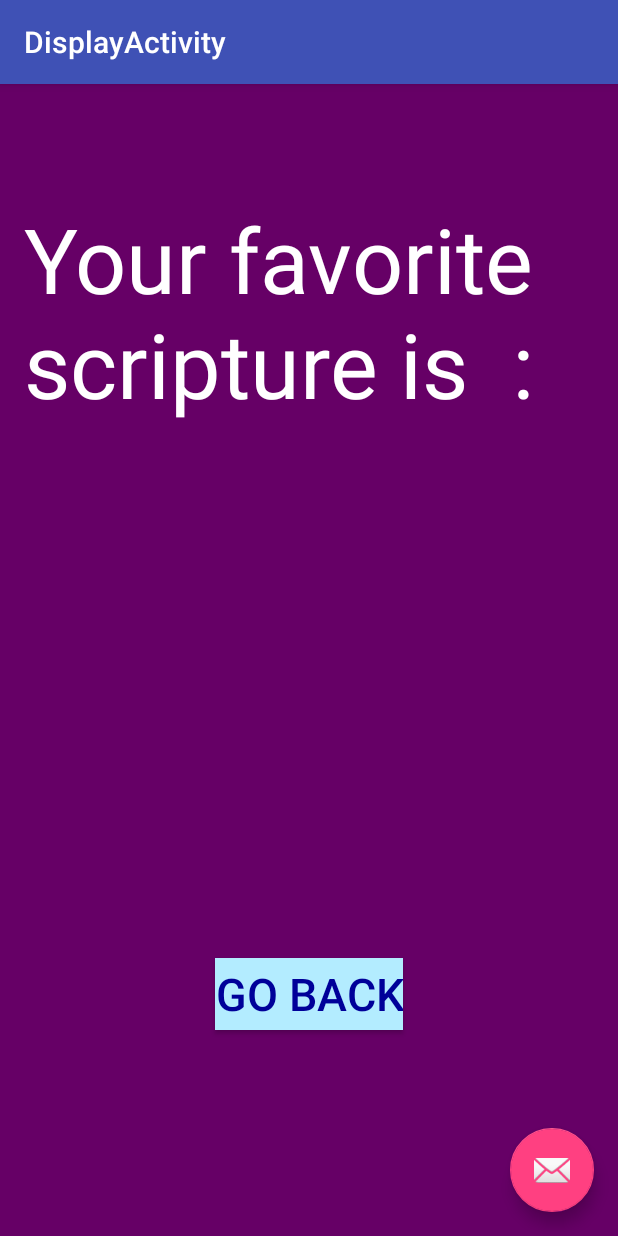
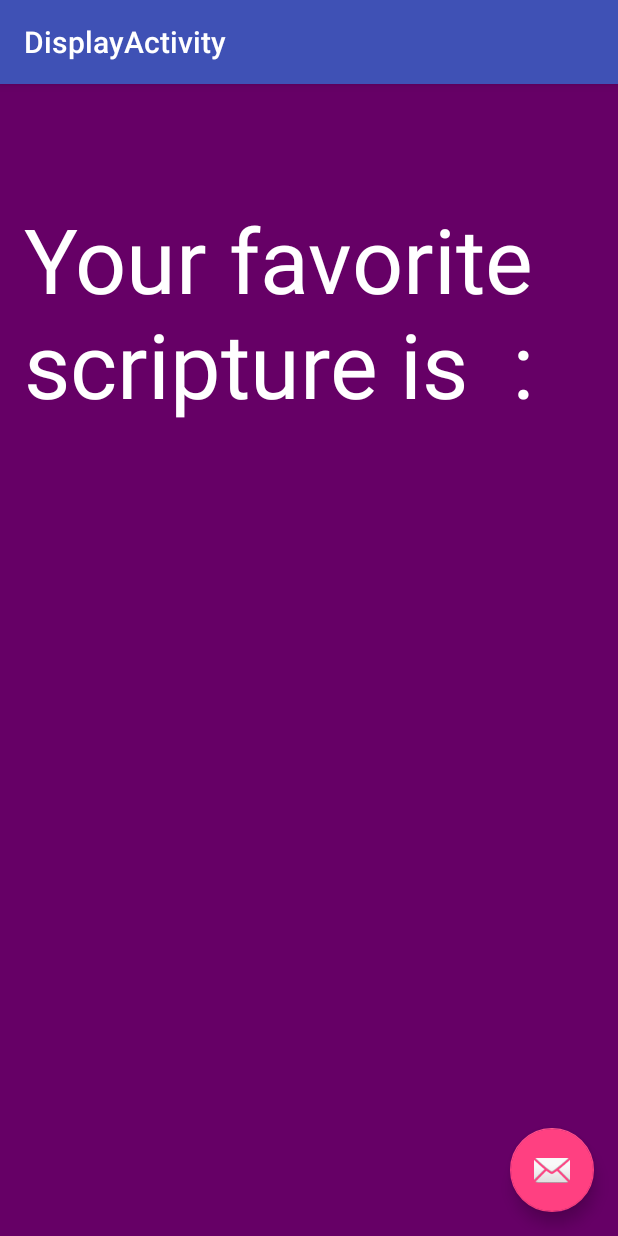
Before and after one commit to johnnymeyer/cs246Homework, an Android app: the DisplayActivity screen opened directly, with no data from a screen before it, on a phone screen of 412 x 824 dp. Run offline under Robolectric (Android 15) with nearby library versions, the phone set to English and light mode, and no system bars.

Commit message:
added a few changes, like change style of button, and fixed a recursive call from the go back button

```diff
--- a/week5/Scriptures/app/src/main/java/com/cs246/johnmeyer/scriptures/DisplayActivity.java
+++ b/week5/Scriptures/app/src/main/java/com/cs246/johnmeyer/scriptures/DisplayActivity.java
@@ -1,6 +1,7 @@
 package com.cs246.johnmeyer.scriptures;
 
 import android.content.Intent;
+//import android.net.Uri;
 import android.os.Bundle;
 import android.support.design.widget.FloatingActionButton;
 import android.support.design.widget.Snackbar;
@@ -31,8 +32,4 @@ public class DisplayActivity extends AppCompatActivity {
             }
         });
     }
-    public void onClickBack(View v) {
-        Intent i = new Intent(DisplayActivity.this, ScriptureActivity.class);
-        startActivity(i);
-    }
 }
--- a/week5/Scriptures/app/src/main/java/com/cs246/johnmeyer/scriptures/ScriptureActivity.java
+++ b/week5/Scriptures/app/src/main/java/com/cs246/johnmeyer/scriptures/ScriptureActivity.java
@@ -63,6 +63,10 @@ public class ScriptureActivity extends AppCompatActivity {
 
         Intent i = new Intent(ScriptureActivity.this, DisplayActivity.class);
         startActivity(i);
+        editBook.setText("");
+        editChapter.setText("");
+        editVerse.setText("");
+
     }
 
 }
--- a/week5/Scriptures/app/src/main/res/layout/content_display.xml
+++ b/week5/Scriptures/app/src/main/res/layout/content_display.xml
@@ -24,16 +24,4 @@
         android:textColor="#ffffff"
         android:textSize="60dp" />
 
-    <Button
-        android:layout_width="wrap_content"
-        android:layout_height="wrap_content"
-        android:text="Go Back"
-        android:id="@+id/button2"
-        android:layout_alignParentBottom="true"
-        android:layout_centerHorizontal="true"
-        android:layout_marginBottom="121dp"
-        android:textSize="30dp"
-        android:background="#b3ecff"
-        android:textColor="#000099"
-        android:onClick="onClickBack" />
 </RelativeLayout>
--- a/week5/Scriptures/app/src/main/res/layout/content_scripture.xml
+++ b/week5/Scriptures/app/src/main/res/layout/content_scripture.xml
@@ -58,7 +58,7 @@
         style="?android:attr/buttonStyleSmall"
         android:layout_width="wrap_content"
         android:layout_height="wrap_content"
-        android:text="@string/display_button"
+        android:text="SUBMIT"
         android:id="@+id/button"
         android:layout_marginTop="62dp"
         android:onClick="onClick"
```
